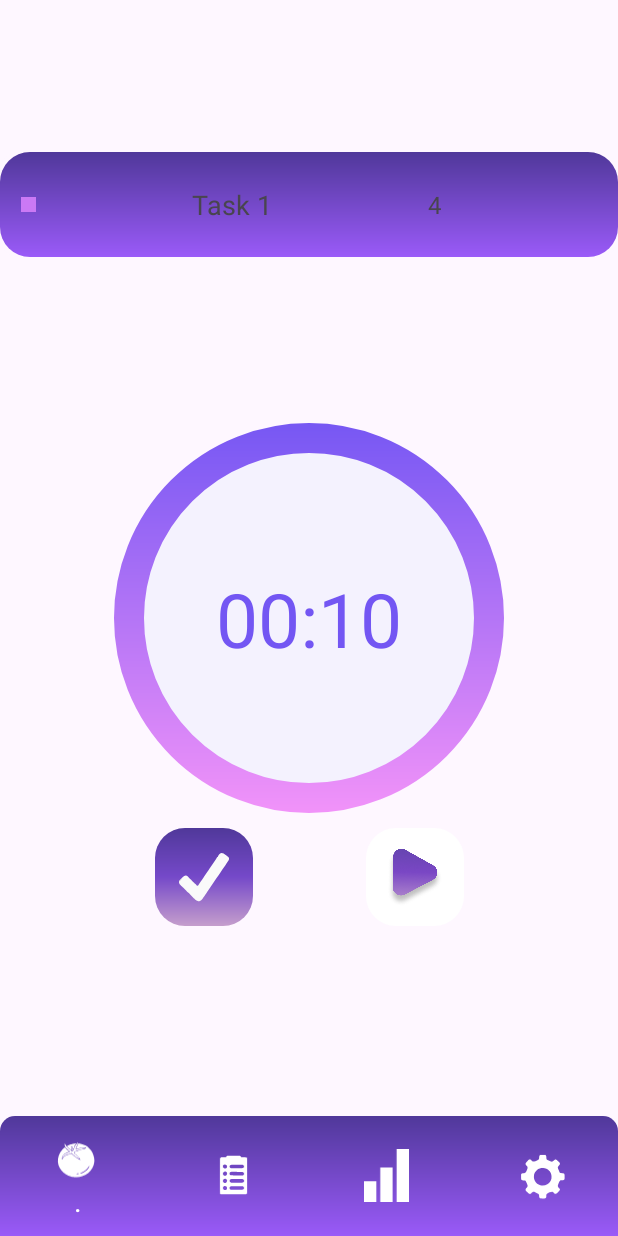
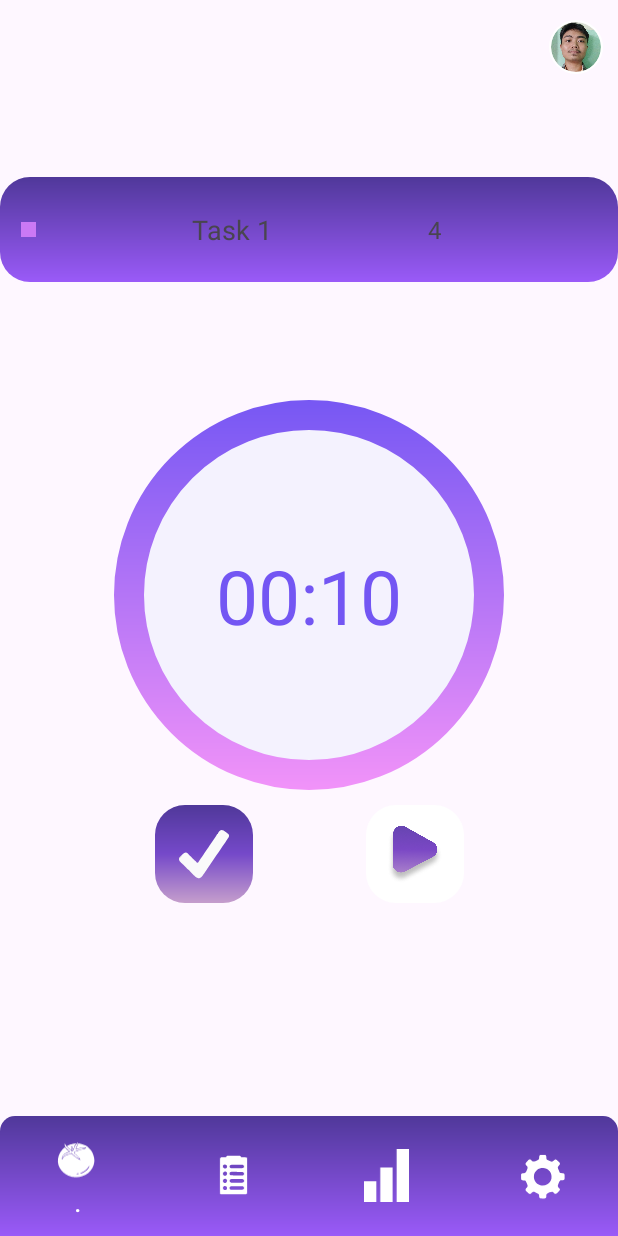
Before and after one commit to ScarlettRed6/pomodoro-timer, an Android app: the screen it shows after launch (MainActivity), on a phone screen of 412 x 824 dp. Run offline under Robolectric (Android 15) with nearby library versions, the phone set to English and light mode, and no system bars; our stand-ins replace CircleImageView, data binding, navigation-ui.

Commit message:
Added a dependency

```diff
--- a/app/build.gradle.kts
+++ b/app/build.gradle.kts
@@ -48,6 +48,7 @@ dependencies {
     // Views/Fragments integration
     implementation("androidx.navigation:navigation-fragment:$navVersion")
     implementation("androidx.navigation:navigation-ui:$navVersion")
+    implementation ("de.hdodenhof:circleimageview:3.1.0")
 
     implementation("androidx.navigation:navigation-fragment-ktx:$navVersion")
     implementation("androidx.navigation:navigation-ui-ktx:$navVersion")
--- a/app/src/main/res/layout/activity_main.xml
+++ b/app/src/main/res/layout/activity_main.xml
@@ -7,29 +7,58 @@
     android:layout_height="match_parent"
     tools:context=".ui.activity.MainActivity">
 
+    <!-- Guidelines -->
+
+    <androidx.constraintlayout.widget.Guideline
+        android:id="@+id/guideline1"
+        android:layout_width="wrap_content"
+        android:layout_height="wrap_content"
+        android:orientation="horizontal"
+        app:layout_constraintGuide_percent="0.06"/>
+
+    <!-- End of Guidelines -->
+
+    <!-- Profile circle image view -->
+    <de.hdodenhof.circleimageview.CircleImageView
+        android:id="@+id/profile_image"
+        android:layout_width="36dp"
+        android:layout_height="36dp"
+        android:focusable="true"
+        android:src="@drawable/personal_pic_placeholder"
+        android:layout_marginTop="10dp"
+        android:layout_marginEnd="10dp"
+        app:civ_border_color="#FFFFFF"
+        app:civ_border_width="1dp"
+        android:clickable="true"
+        app:layout_constraintBottom_toTopOf="@+id/guideline1"
+        app:layout_constraintEnd_toEndOf="parent"/>
+
+
     <!-- Fragment container -->
     <androidx.fragment.app.FragmentContainerView
         android:id="@+id/nav_host_fragment_container"
+        android:name="androidx.navigation.fragment.NavHostFragment"
         android:layout_width="match_parent"
-        android:layout_height="match_parent"
-        android:name="androidx.navigation.fragment.NavHostFragment"
+        android:layout_height="0dp"
         app:defaultNavHost="true"
         app:navGraph="@navigation/nav_graph"
-        tools:layout="@layout/fragment_timer" />
+        tools:layout="@layout/fragment_timer"
+        app:layout_constraintTop_toBottomOf="@+id/guideline1"
+        app:layout_constraintBottom_toTopOf="@+id/bottom_nav"/>
 
     <ImageButton
         android:id="@+id/add_task_category_btn_id"
         android:layout_width="60dp"
         android:layout_height="60dp"
-        android:src="@drawable/ic_add_task"
-        android:contentDescription="@string/add_task_category_btn"
         android:layout_marginBottom="45dp"
         android:background="@android:color/transparent"
+        android:contentDescription="@string/add_task_category_btn"
         android:elevation="10dp"
         android:scaleType="fitCenter"
+        android:src="@drawable/ic_add_task"
         app:layout_constraintBottom_toBottomOf="parent"
-        app:layout_constraintStart_toStartOf="parent"
-        app:layout_constraintEnd_toEndOf="parent"/>
+        app:layout_constraintEnd_toEndOf="parent"
+        app:layout_constraintStart_toStartOf="parent" />
 
     <!--
         After adding the icons assets
@@ -39,14 +68,15 @@
         android:id="@+id/bottom_nav"
         android:layout_width="match_parent"
         android:layout_height="wrap_content"
-        app:menu="@menu/bottom_nav_menu"
+        android:background="@drawable/bottom_nav_bg_curved"
+        app:itemActiveIndicatorStyle="@android:color/transparent"
+        app:itemIconSize="35dp"
+        app:itemIconTint="@color/white"
         app:itemTextColor="@color/white"
-        android:background="@drawable/bottom_nav_bg_curved"
-        app:itemIconTint="@color/white"
-        app:itemIconSize="35dp"
-        app:itemActiveIndicatorStyle="@android:color/transparent"
         app:layout_constraintBottom_toBottomOf="parent"
         app:layout_constraintEnd_toEndOf="parent"
-        app:layout_constraintStart_toStartOf="parent"/>
+        app:layout_constraintStart_toStartOf="parent"
+        app:menu="@menu/bottom_nav_menu" />
+
 
 </androidx.constraintlayout.widget.ConstraintLayout>
```
Also changed, not shown: app/src/main/res/drawable/personal_pic_placeholder.jpg (added).
